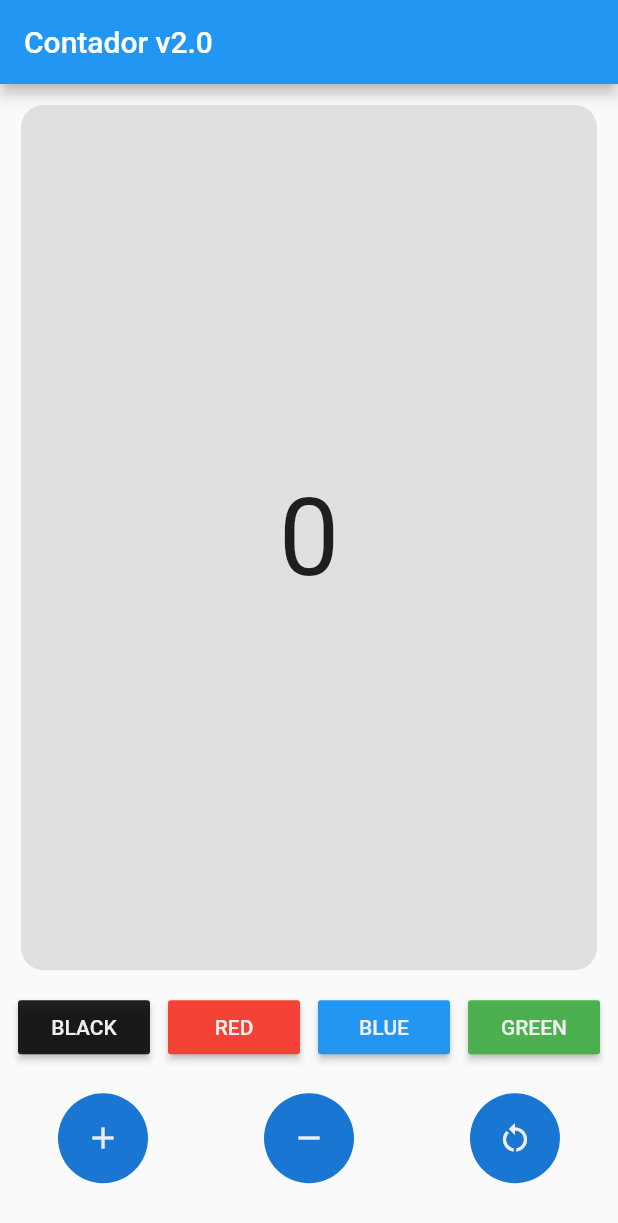
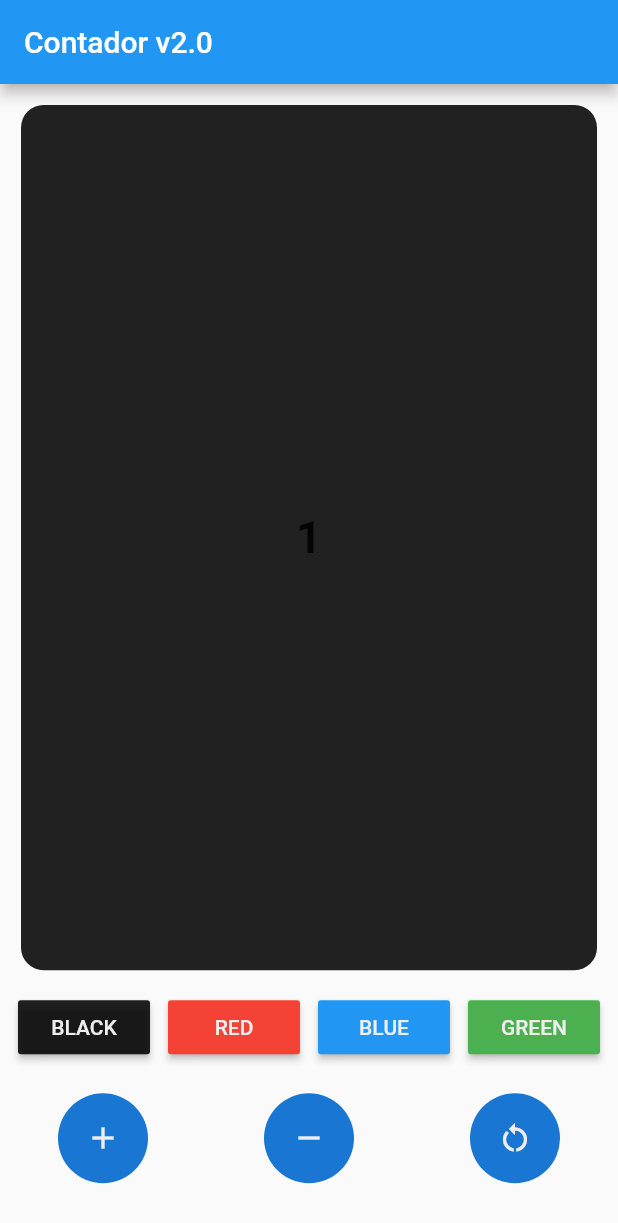
Before and after one commit to ivaniturbeo/counter_provider, a Flutter app: the screen it shows after launch, after a tap on the "add" icon, on a phone screen of 412 x 824 dp. Shown: the top 1223 px of the screen. Run offline on Flutter 3.47's test engine with Material 2 defaults, Android fonts, the phone set to English and light mode, and no system bars.

Commit message:
Tarea completada

```diff
--- /dev/null
+++ b/lib/contador.dart
@@ -0,0 +1,35 @@
+import 'package:flutter/material.dart';
+
+class Contador with ChangeNotifier {
+  int _count = 0;
+  int _selectedColor = 0;
+  int get count => _count;
+
+  Color get color => listcolors[_selectedColor];
+  List<Color> listcolors = [
+    Colors.black87,
+    Colors.red,
+    Colors.blue,
+    Colors.green
+  ];
+
+  void increase() {
+    _count++;
+    notifyListeners();
+  }
+
+  void changec(int color) {
+    _selectedColor = color;
+    notifyListeners();
+  }
+
+  void decrease() {
+    _count--;
+    notifyListeners();
+  }
+
+  void reset() {
+    _count = 0;
+    notifyListeners();
+  }
+}
--- a/lib/home_page.dart
+++ b/lib/home_page.dart
@@ -1,5 +1,7 @@
 // ignore_for_file: use_key_in_widget_constructors, prefer_const_constructors, avoid_unnecessary_containers
 import 'package:flutter/material.dart';
+import 'package:provider/provider.dart';
+import 'contador.dart';
 
 class HomePage extends StatelessWidget {
   const HomePage({Key? key}) : super(key: key);
@@ -12,19 +14,19 @@ class HomePage extends StatelessWidget {
       ),
       body: ListView(
         children: [
-          Container(
+          Consumer<Contador>(
+            builder: (context, countProv, _) => Container(
                 height: MediaQuery.of(context).size.height * 0.70,
                 margin: EdgeInsets.all(14),
                 decoration: BoxDecoration(
-              color: Colors.grey[300],
+                  color: countProv.color,
                   borderRadius: BorderRadius.circular(15.0),
                 ),
                 child: Center(
-              child: Text(
-                "0",
-                style: TextStyle(fontSize: 72),
-              ),
-            ),
+                  child: Text("${countProv.count}",
+                      style: const TextStyle(
+                          fontWeight: FontWeight.bold, fontSize: 30)),
+                )),
           ),
           Row(
             mainAxisAlignment: MainAxisAlignment.spaceEvenly,
@@ -35,7 +37,9 @@ class HomePage extends StatelessWidget {
                   style: TextStyle(color: Colors.grey[200]),
                 ),
                 color: Colors.black87,
-                onPressed: () {},
+                onPressed: () {
+                  context.read<Contador>().changec(0);
+                },
               ),
               MaterialButton(
                 child: Text(
@@ -43,7 +47,9 @@ class HomePage extends StatelessWidget {
                   style: TextStyle(color: Colors.grey[200]),
                 ),
                 color: Colors.red,
-                onPressed: () {},
+                onPressed: () {
+                  context.read<Contador>().changec(1);
+                },
               ),
               MaterialButton(
                 child: Text(
@@ -51,7 +57,9 @@ class HomePage extends StatelessWidget {
                   style: TextStyle(color: Colors.grey[200]),
                 ),
                 color: Colors.blue,
-                onPressed: () {},
+                onPressed: () {
+                  context.read<Contador>().changec(2);
+                },
               ),
               MaterialButton(
                 child: Text(
@@ -59,7 +67,9 @@ class HomePage extends StatelessWidget {
                   style: TextStyle(color: Colors.grey[200]),
                 ),
                 color: Colors.green,
-                onPressed: () {},
+                onPressed: () {
+                  context.read<Contador>().changec(3);
+                },
               ),
             ],
           ),
@@ -74,7 +84,9 @@ class HomePage extends StatelessWidget {
                   tooltip: "Sumar 1 cuenta",
                   icon: Icon(Icons.add),
                   color: Colors.grey[200],
-                  onPressed: () {},
+                  onPressed: () {
+                    context.read<Contador>().increase();
+                  },
                 ),
               ),
               CircleAvatar(
@@ -84,7 +96,9 @@ class HomePage extends StatelessWidget {
                   tooltip: "Restar 1 cuenta",
                   icon: Icon(Icons.remove),
                   color: Colors.grey[200],
-                  onPressed: () {},
+                  onPressed: () {
+                    context.read<Contador>().decrease();
+                  },
                 ),
               ),
               CircleAvatar(
@@ -94,7 +108,9 @@ class HomePage extends StatelessWidget {
                   tooltip: "Reiniciar cuenta",
                   icon: Icon(Icons.restart_alt),
                   color: Colors.grey[200],
-                  onPressed: () {},
+                  onPressed: () {
+                    context.read<Contador>().reset();
+                  },
                 ),
               ),
             ],
--- a/lib/main.dart
+++ b/lib/main.dart
@@ -1,7 +1,9 @@
 // ignore_for_file: use_key_in_widget_constructors, prefer_const_constructors, avoid_unnecessary_containers
 
 import 'package:flutter/material.dart';
+import 'package:provider/provider.dart';
 import 'package:special_counter/home_page.dart';
+import 'contador.dart';
 
 void main() => runApp(MyApp());
 
@@ -9,7 +11,9 @@ class MyApp extends StatelessWidget {
   @override
   Widget build(BuildContext context) {
     return MaterialApp(
-      home: HomePage(),
-    );
+        home: ChangeNotifierProvider(
+      create: (context) => Contador(),
+      child: HomePage(),
+    ));
   }
 }
```
Lines whose indentation alone changed are shown as unchanged.
